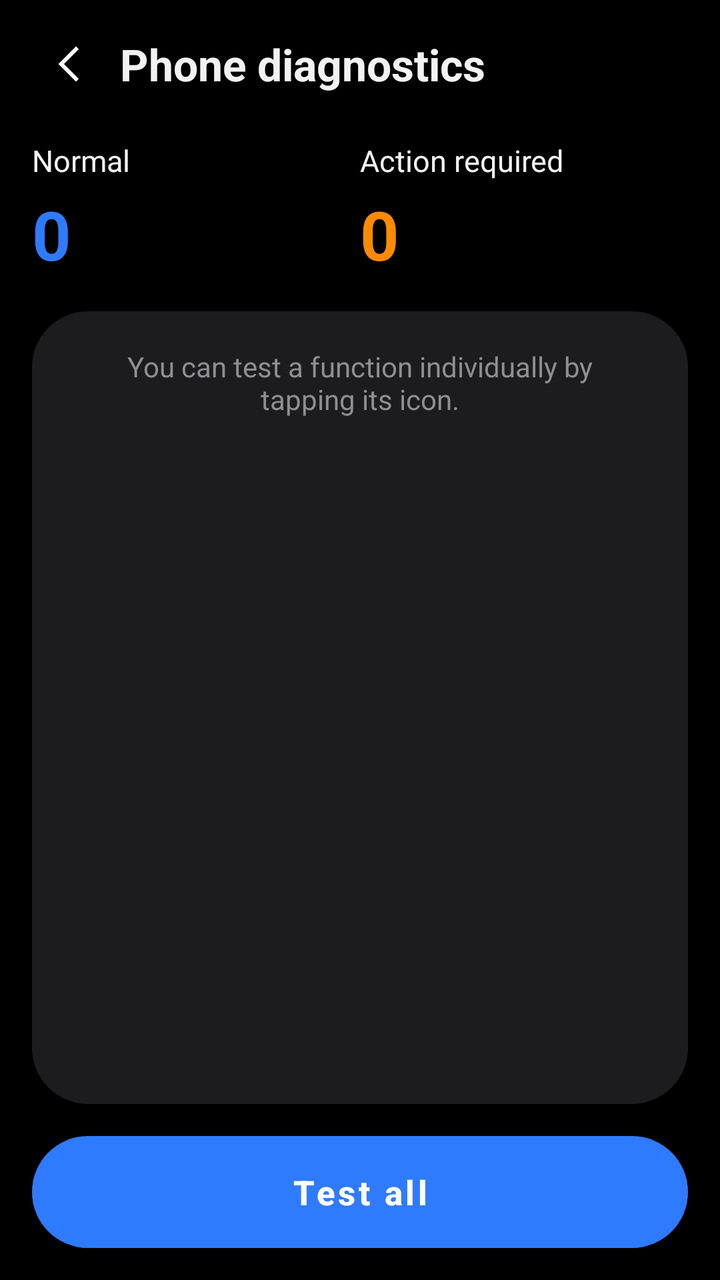
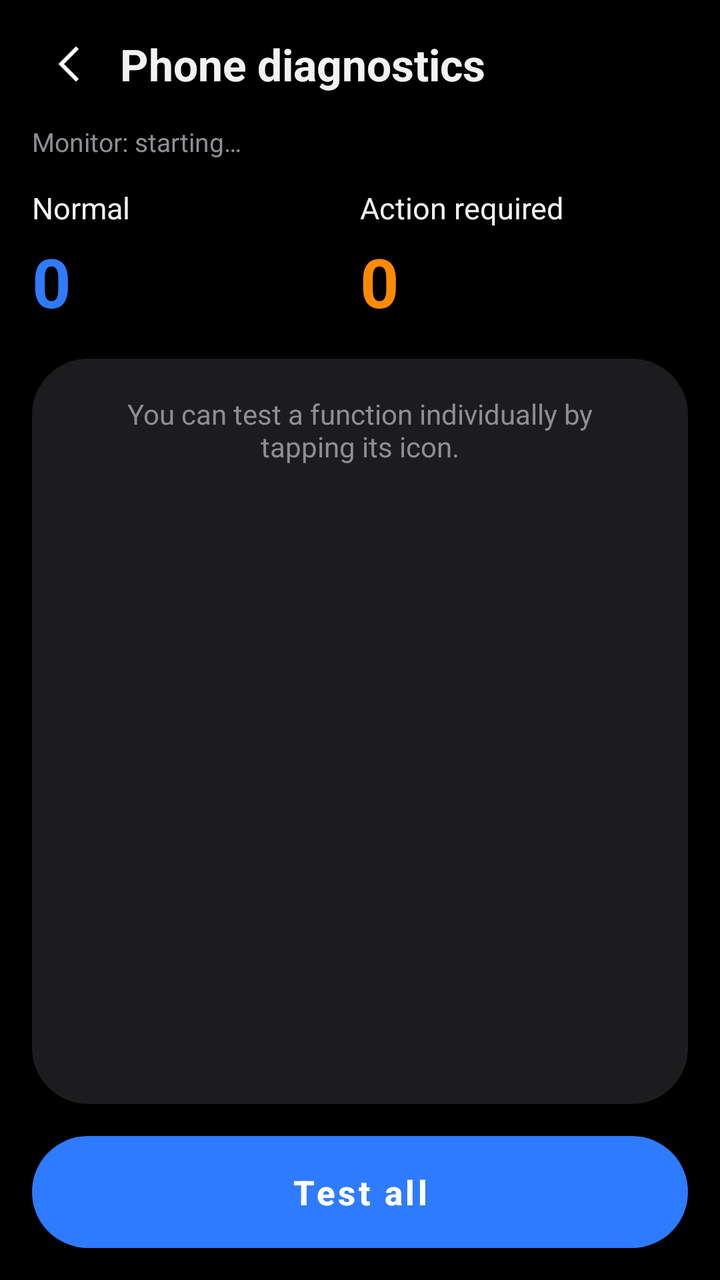

Before-and-after screenshots of an Android layout around one commit, followed by the original layout XML and the change that was made.
<!-- AndroidManifest.xml: application theme Theme.DeviceTesting -->
<!-- res/layout/screen_home.xml -->
<?xml version="1.0" encoding="utf-8"?>
<LinearLayout xmlns:android="http://schemas.android.com/apk/res/android"
    android:layout_width="match_parent"
    android:layout_height="match_parent"
    android:background="@color/page"
    android:orientation="vertical"
    android:paddingStart="16dp"
    android:paddingTop="12dp"
    android:paddingEnd="16dp"
    android:paddingBottom="16dp">

    <LinearLayout
        android:layout_width="match_parent"
        android:layout_height="wrap_content"
        android:gravity="center_vertical"
        android:orientation="horizontal">

        <ImageButton
            android:id="@+id/home_back"
            android:layout_width="40dp"
            android:layout_height="40dp"
            android:background="?attr/selectableItemBackgroundBorderless"
            android:contentDescription="@string/phone_diagnostics"
            android:padding="8dp"
            android:src="@drawable/ic_back" />

        <TextView
            android:layout_width="0dp"
            android:layout_height="wrap_content"
            android:layout_marginStart="4dp"
            android:layout_weight="1"
            android:text="@string/phone_diagnostics"
            android:textColor="@color/ink"
            android:textSize="22sp"
            android:textStyle="bold" />
    </LinearLayout>

    <LinearLayout
        android:layout_width="match_parent"
        android:layout_height="wrap_content"
        android:layout_marginTop="18dp"
        android:orientation="horizontal">

        <LinearLayout
            android:layout_width="0dp"
            android:layout_height="wrap_content"
            android:layout_weight="1"
            android:orientation="vertical">

            <TextView
                android:layout_width="wrap_content"
                android:layout_height="wrap_content"
                android:text="@string/normal"
                android:textColor="@color/ink"
                android:textSize="15sp" />

            <TextView
                android:id="@+id/home_normal_count"
                android:layout_width="wrap_content"
                android:layout_height="wrap_content"
                android:layout_marginTop="4dp"
                android:text="0"
                android:textColor="@color/pass"
                android:textSize="34sp"
                android:textStyle="bold" />
        </LinearLayout>

        <LinearLayout
            android:layout_width="0dp"
            android:layout_height="wrap_content"
            android:layout_weight="1"
            android:orientation="vertical">

            <TextView
                android:layout_width="wrap_content"
                android:layout_height="wrap_content"
                android:text="@string/action_required"
                android:textColor="@color/ink"
                android:textSize="15sp" />

            <TextView
                android:id="@+id/home_action_count"
                android:layout_width="wrap_content"
                android:layout_height="wrap_content"
                android:layout_marginTop="4dp"
                android:text="0"
                android:textColor="@color/fail"
                android:textSize="34sp"
                android:textStyle="bold" />
        </LinearLayout>
    </LinearLayout>

    <LinearLayout
        android:layout_width="match_parent"
        android:layout_height="0dp"
        android:layout_marginTop="16dp"
        android:layout_weight="1"
        android:background="@drawable/bg_diag_card"
        android:orientation="vertical"
        android:paddingTop="18dp"
        android:paddingBottom="8dp">

        <TextView
            android:layout_width="match_parent"
            android:layout_height="wrap_content"
            android:gravity="center"
            android:paddingStart="24dp"
            android:paddingEnd="24dp"
            android:text="@string/tap_hint"
            android:textColor="@color/hint"
            android:textSize="14sp" />

        <GridView
            android:id="@+id/home_features"
            android:layout_width="match_parent"
            android:layout_height="0dp"
            android:layout_marginTop="12dp"
            android:layout_weight="1"
            android:clipToPadding="false"
            android:horizontalSpacing="0dp"
            android:listSelector="@android:color/transparent"
            android:numColumns="4"
            android:paddingStart="8dp"
            android:paddingEnd="8dp"
            android:stretchMode="columnWidth"
            android:verticalSpacing="12dp" />
    </LinearLayout>

    <Button
        android:id="@+id/home_test_all"
        android:layout_width="match_parent"
        android:layout_height="56dp"
        android:layout_marginTop="16dp"
        android:background="@drawable/bg_test_all"
        android:text="@string/test_all"
        android:textAllCaps="false"
        android:textColor="#FFFFFF"
        android:textSize="17sp"
        android:textStyle="bold" />
</LinearLayout>
<!-- resources referenced by this layout -->
<resources>
  <color name="fail">#FF8A00</color>
  <color name="hint">#8E8E93</color>
  <color name="ink">#F2F2F2</color>
  <color name="page">#000000</color>
  <color name="pass">#2F7BFF</color>
  <!-- drawable bg_diag_card (drawable) -->
  <?xml version="1.0" encoding="utf-8"?>
  <shape xmlns:android="http://schemas.android.com/apk/res/android" android:shape="rectangle">
      <solid android:color="@color/card" />
      <corners android:radius="28dp" />
  </shape>
  <!-- drawable bg_test_all (drawable) -->
  <?xml version="1.0" encoding="utf-8"?>
  <selector xmlns:android="http://schemas.android.com/apk/res/android">
      <item android:state_pressed="true">
          <shape android:shape="rectangle">
              <solid android:color="@color/brand_pressed" />
              <corners android:radius="28dp" />
          </shape>
      </item>
      <item>
          <shape android:shape="rectangle">
              <solid android:color="@color/brand" />
              <corners android:radius="28dp" />
          </shape>
      </item>
  </selector>
  <!-- drawable ic_back (drawable) -->
  <?xml version="1.0" encoding="utf-8"?>
  <vector xmlns:android="http://schemas.android.com/apk/res/android"
      android:width="24dp"
      android:height="24dp"
      android:viewportWidth="24"
      android:viewportHeight="24">
      <path
          android:fillColor="#FFFFFF"
          android:pathData="M15.4,4.6L14,3.2 5.2,12 14,20.8 15.4,19.4 8,12z" />
  </vector>
  <string name="action_required">Action required</string>
  <string name="normal">Normal</string>
  <string name="phone_diagnostics">Phone diagnostics</string>
  <string name="tap_hint">You can test a function individually by tapping its icon.</string>
  <string name="test_all">Test all</string>
  <style name="Theme.DeviceTesting" parent="Theme.MaterialComponents.DayNight.NoActionBar">
          <item name="colorPrimary">@color/brand</item>
          <item name="colorPrimaryVariant">@color/brand_pressed</item>
          <item name="colorOnPrimary">#FFFFFF</item>
          <item name="android:statusBarColor">@color/page</item>
          <item name="android:navigationBarColor">@color/page</item>
          <item name="android:windowBackground">@color/page</item>
          <item name="android:textColor">@color/ink</item>
          <item name="android:windowLightStatusBar">false</item>
      </style>
  <color name="card">#1C1C1E</color>
  <color name="brand_pressed">#1F63D8</color>
  <color name="brand">#2F7BFF</color>
</resources>

<!-- the commit's change to res/layout/screen_home.xml (unified diff, before → after) -->
@@ -35,10 +35,19 @@
             android:textStyle="bold" />
     </LinearLayout>
 
+    <TextView
+        android:id="@+id/home_monitor_status"
+        android:layout_width="match_parent"
+        android:layout_height="wrap_content"
+        android:layout_marginTop="10dp"
+        android:text="@string/monitor_status_starting"
+        android:textColor="@color/hint"
+        android:textSize="13sp" />
+
     <LinearLayout
         android:layout_width="match_parent"
         android:layout_height="wrap_content"
-        android:layout_marginTop="18dp"
+        android:layout_marginTop="14dp"
         android:orientation="horizontal">
 
         <LinearLayout
<!-- resource entries referenced after the edit -->
@@ -39,6 +39,7 @@
           android:pathData="M15.4,4.6L14,3.2 5.2,12 14,20.8 15.4,19.4 8,12z" />
   </vector>
   <string name="action_required">Action required</string>
+  <string name="monitor_status_starting">Monitor: starting…</string>
   <string name="normal">Normal</string>
   <string name="phone_diagnostics">Phone diagnostics</string>
   <string name="tap_hint">You can test a function individually by tapping its icon.</string>
